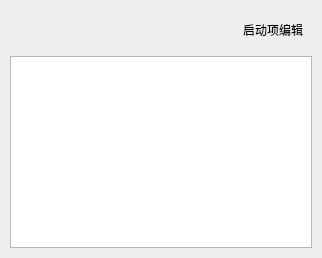
csy214-beep/Pelr, file src/ui/manageStart.ui: the form before one commit.
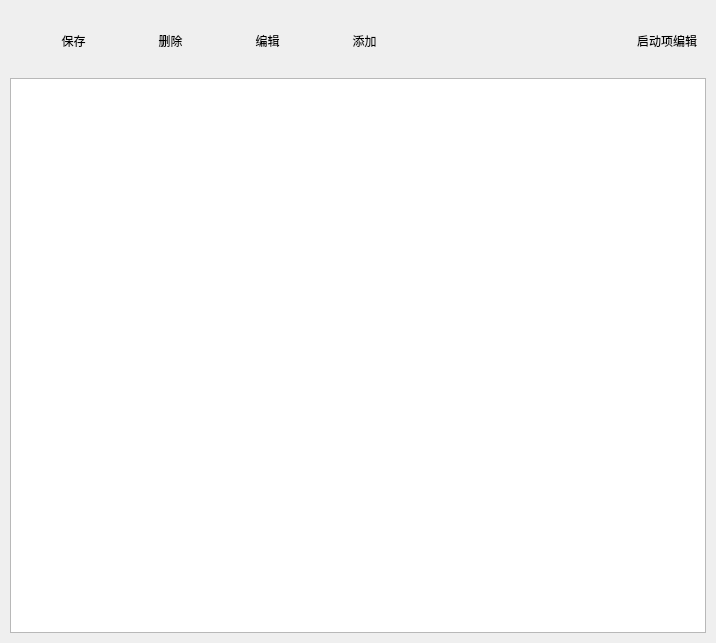
The form after the commit. Icons and pictures are not drawn.

```diff
--- a/src/ui/manageStart.ui
+++ b/src/ui/manageStart.ui
@@ -2,6 +2,14 @@
 <ui version="4.0">
  <class>manageStart</class>
  <widget class="QWidget" name="manageStart">
+  <property name="geometry">
+   <rect>
+    <x>0</x>
+    <y>0</y>
+    <width>716</width>
+    <height>643</height>
+   </rect>
+  </property>
   <property name="windowTitle">
    <string>启动项管理</string>
   </property>
@@ -28,9 +36,38 @@
      </property>
      <layout class="QHBoxLayout" name="horizontalLayout">
       <item>
+       <widget class="QWidget" name="widget" native="true">
+        <property name="minimumSize">
+         <size>
+          <width>400</width>
+          <height>0</height>
+         </size>
+        </property>
+        <layout class="QGridLayout" name="gridLayout">
+         <item row="0" column="2">
+          <widget class="QPushButton" name="pushButton_3">
+           <property name="text">
+            <string>编辑</string>
+           </property>
+           <property name="icon">
+            <iconset resource="../../Resource.qrc">
+             <normaloff>:/assets/IconaMoon/General/Edit - 24x24.png</normaloff>:/assets/IconaMoon/General/Edit - 24x24.png</iconset>
+           </property>
+           <property name="iconSize">
+            <size>
+             <width>24</width>
+             <height>24</height>
+            </size>
+           </property>
+           <property name="flat">
+            <bool>true</bool>
+           </property>
+          </widget>
+         </item>
+         <item row="0" column="0">
        <widget class="QPushButton" name="pushButton">
         <property name="text">
-         <string/>
+            <string>保存</string>
         </property>
         <property name="icon">
          <iconset>
@@ -47,13 +84,33 @@
         </property>
        </widget>
       </item>
-      <item>
+         <item row="0" column="1">
+          <widget class="QPushButton" name="pushButton_4">
+           <property name="text">
+            <string>删除</string>
+           </property>
+           <property name="icon">
+            <iconset resource="../../Resource.qrc">
+             <normaloff>:/assets/IconaMoon/General/Trash - 24x24.png</normaloff>:/assets/IconaMoon/General/Trash - 24x24.png</iconset>
+           </property>
+           <property name="iconSize">
+            <size>
+             <width>24</width>
+             <height>24</height>
+            </size>
+           </property>
+           <property name="flat">
+            <bool>true</bool>
+           </property>
+          </widget>
+         </item>
+         <item row="0" column="3">
        <widget class="QPushButton" name="pushButton_2">
         <property name="toolTipDuration">
          <number>-1</number>
         </property>
         <property name="text">
-         <string/>
+            <string>添加</string>
         </property>
         <property name="icon">
          <iconset>
@@ -70,64 +127,17 @@
         </property>
        </widget>
       </item>
-      <item>
-       <widget class="QPushButton" name="pushButton_3">
-        <property name="text">
-         <string/>
-        </property>
-        <property name="icon">
-         <iconset>
-          <normaloff>:/assets/IconaMoon/General/Edit - 24x24.png</normaloff>:/assets/IconaMoon/General/Edit - 24x24.png</iconset>
-        </property>
-        <property name="iconSize">
-         <size>
-          <width>24</width>
-          <height>24</height>
-         </size>
-        </property>
-        <property name="flat">
-         <bool>true</bool>
-        </property>
+        </layout>
        </widget>
       </item>
-      <item>
-       <widget class="QPushButton" name="pushButton_4">
-        <property name="text">
-         <string/>
-        </property>
-        <property name="icon">
-         <iconset>
-          <normaloff>:/assets/IconaMoon/General/Trash - 24x24.png</normaloff>:/assets/IconaMoon/General/Trash - 24x24.png</iconset>
-        </property>
-        <property name="iconSize">
-         <size>
-          <width>24</width>
-          <height>24</height>
-         </size>
-        </property>
-        <property name="flat">
-         <bool>true</bool>
-        </property>
-       </widget>
-      </item>
-      <item>
-       <spacer name="horizontalSpacer">
-        <property name="orientation">
-         <enum>Qt::Horizontal</enum>
-        </property>
-        <property name="sizeHint" stdset="0">
-         <size>
-          <width>40</width>
-          <height>20</height>
-         </size>
-        </property>
-       </spacer>
-      </item>
       <item>
        <widget class="QLabel" name="label">
         <property name="text">
          <string>启动项编辑</string>
         </property>
+        <property name="alignment">
+         <set>Qt::AlignRight|Qt::AlignTrailing|Qt::AlignVCenter</set>
+        </property>
        </widget>
       </item>
      </layout>
```
Left out of the diff: 6 changed lines with no effect on the pictures. Lines whose indentation alone changed are shown as unchanged.
